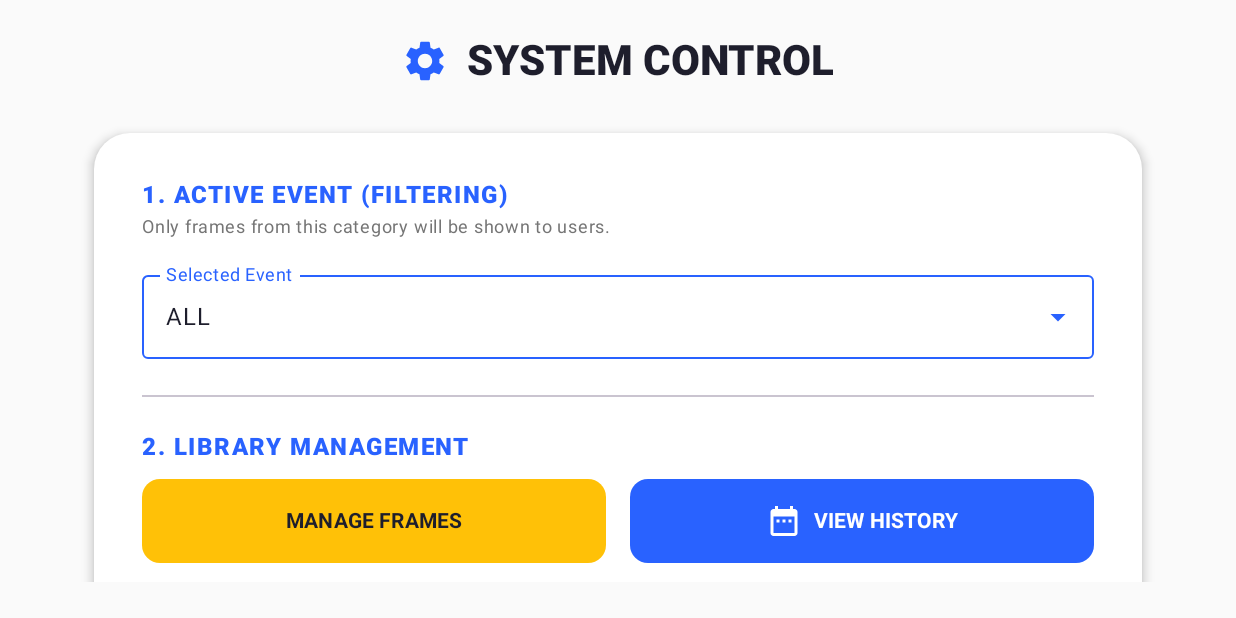
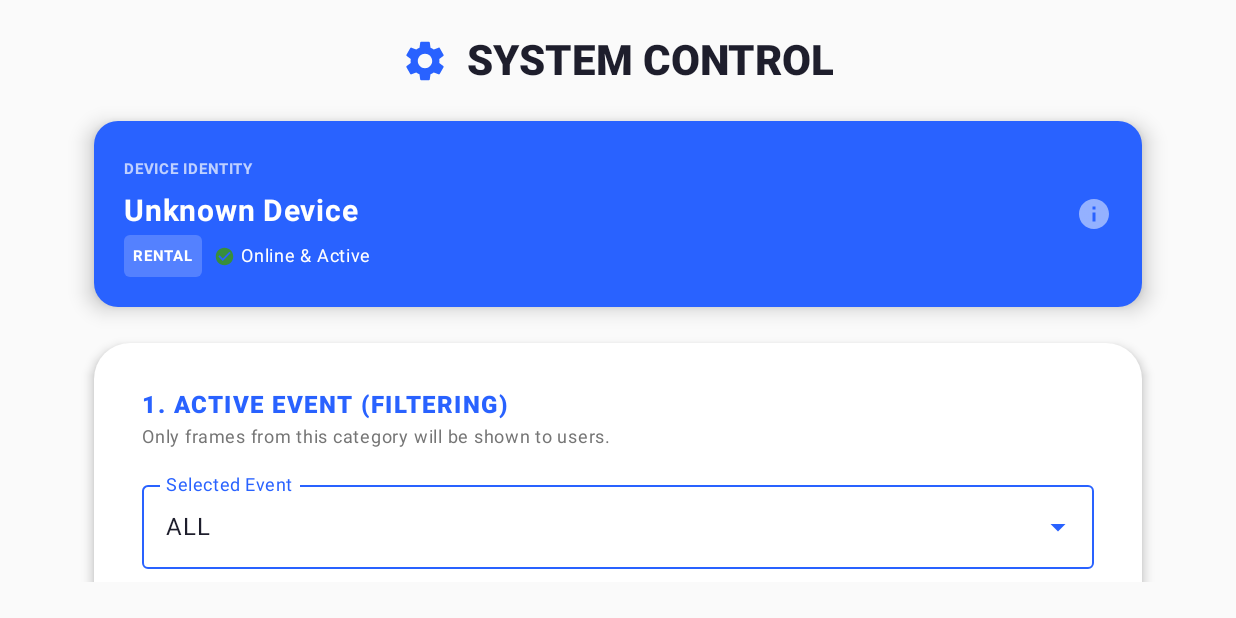
Before and after one commit to thomasalfa12/ourbooth-space, an Android app built with Jetpack Compose: the composable AdminScreen shown on its own in the app's theme, on a phone screen of 824 x 412 dp (held sideways). Run offline under Robolectric (Android 15) with nearby library versions, the phone set to English and light mode, and no system bars; our stand-ins replace Room's generated code; 1 statement that could not run was skipped.

Commit message:
Update photobooth application with improvements to admin screens and user authentication

```diff
--- a/android-app/app/build.gradle.kts
+++ b/android-app/app/build.gradle.kts
@@ -123,6 +123,7 @@ dependencies {
     // Modul (Perhatikan akhiran -kt)
     implementation("io.github.jan-tennert.supabase:postgrest-kt")
     implementation("io.github.jan-tennert.supabase:storage-kt")
+    implementation("io.github.jan-tennert.supabase:realtime-kt")
 
     // Serializer (Wajib untuk Supabase)
     implementation("org.jetbrains.kotlinx:kotlinx-serialization-json:1.6.3")
--- a/android-app/app/src/main/java/com/thomasalfa/photobooth/presentation/screens/admin/AdminScreen.kt
+++ b/android-app/app/src/main/java/com/thomasalfa/photobooth/presentation/screens/admin/AdminScreen.kt
@@ -12,7 +12,9 @@ import androidx.compose.foundation.shape.RoundedCornerShape
 import androidx.compose.foundation.verticalScroll
 import androidx.compose.material.icons.Icons
 import androidx.compose.material.icons.filled.ArrowDropDown
+import androidx.compose.material.icons.filled.CheckCircle
 import androidx.compose.material.icons.filled.DateRange
+import androidx.compose.material.icons.filled.Info
 import androidx.compose.material.icons.filled.Settings
 import androidx.compose.material.icons.filled.Warning
 import androidx.compose.material3.*
@@ -36,20 +38,24 @@ fun AdminScreen(
     onBack: () -> Unit,
     onManageFrames: () -> Unit,
     onOpenHistory: () -> Unit,
-    onExitKiosk: () -> Unit // <--- PARAMETER BARU UNTUK KIOSK
+    onExitKiosk: () -> Unit // Parameter Kiosk Mode
 ) {
     val context = LocalContext.current
     val scope = rememberCoroutineScope()
     val settingsManager = remember { SettingsManager(context) }
     val db = remember { AppDatabase.getDatabase(context) }
 
-    // Setting States
+    // --- LOAD DEVICE INFO ---
+    val deviceName by settingsManager.deviceNameFlow.collectAsState(initial = "Loading...")
+    val deviceType by settingsManager.deviceTypeFlow.collectAsState(initial = "-")
+
+    // --- SETTING STATES ---
     var photoCount by remember { mutableIntStateOf(8) }
     var timerDuration by remember { mutableFloatStateOf(3f) }
     var captureMode by remember { mutableStateOf("AUTO") }
     var autoDelay by remember { mutableFloatStateOf(3f) }
 
-    // Active Event State
+    // --- ACTIVE EVENT STATE ---
     var activeEvent by remember { mutableStateOf("ALL") }
     val allFrames by db.frameDao().getAllFrames().collectAsState(initial = emptyList())
 
@@ -59,7 +65,7 @@ fun AdminScreen(
     }
     var isEventDropdownExpanded by remember { mutableStateOf(false) }
 
-    // Load Data
+    // --- LOAD DATA ---
     LaunchedEffect(Unit) {
         settingsManager.photoCountFlow.collect { photoCount = it }
     }
@@ -88,8 +94,44 @@ fun AdminScreen(
                 Text("SYSTEM CONTROL", style = MaterialTheme.typography.headlineMedium, color = KubikBlack, fontWeight = FontWeight.Black)
             }
 
-            Spacer(modifier = Modifier.height(32.dp))
+            Spacer(modifier = Modifier.height(24.dp))
 
+            // --- [NEW] DEVICE INFO CARD ---
+            Card(
+                colors = CardDefaults.cardColors(containerColor = KubikBlue),
+                elevation = CardDefaults.cardElevation(8.dp),
+                shape = RoundedCornerShape(16.dp),
+                modifier = Modifier.fillMaxWidth(0.9f)
+            ) {
+                Row(
+                    modifier = Modifier.padding(20.dp).fillMaxWidth(),
+                    verticalAlignment = Alignment.CenterVertically,
+                    horizontalArrangement = Arrangement.SpaceBetween
+                ) {
+                    Column {
+                        Text("DEVICE IDENTITY", fontSize = 10.sp, fontWeight = FontWeight.Bold, color = Color.White.copy(alpha=0.7f))
+                        Spacer(modifier = Modifier.height(4.dp))
+                        Text(deviceName, fontSize = 20.sp, fontWeight = FontWeight.Bold, color = Color.White)
+                        Spacer(modifier = Modifier.height(4.dp))
+                        Row(verticalAlignment = Alignment.CenterVertically) {
+                            Surface(color = Color.White.copy(alpha=0.2f), shape = RoundedCornerShape(4.dp)) {
+                                Text(deviceType, fontSize = 10.sp, fontWeight = FontWeight.Bold, color = Color.White, modifier = Modifier.padding(horizontal=6.dp, vertical=2.dp))
+                            }
+                            Spacer(modifier = Modifier.width(8.dp))
+                            Icon(Icons.Default.CheckCircle, null, tint = KubikSuccess, modifier = Modifier.size(14.dp))
+                            Spacer(modifier = Modifier.width(4.dp))
+                            Text("Online & Active", fontSize = 12.sp, color = Color.White)
+                        }
+                    }
+
+                    // Icon Info Kecil
+                    Icon(Icons.Default.Info, null, tint = Color.White.copy(alpha=0.5f))
+                }
+            }
+
+            Spacer(modifier = Modifier.height(24.dp))
+
+            // --- SETTINGS CARD ---
             Card(
                 colors = CardDefaults.cardColors(containerColor = Color.White),
                 elevation = CardDefaults.cardElevation(4.dp),
@@ -261,7 +303,6 @@ fun AdminScreen(
             Spacer(modifier = Modifier.height(24.dp))
 
             // --- TOMBOL EXIT KIOSK / MAINTENANCE ---
-            // Tombol ini akan membuka kunci layar (munculkan navigasi Android)
             Button(
                 onClick = { onExitKiosk() },
                 colors = ButtonDefaults.buttonColors(containerColor = KubikError.copy(alpha = 0.9f)),
```
Also changed, not shown: android-app/app/src/main/java/com/thomasalfa/photobooth/MainActivity.kt (+57 -0 lines), android-app/app/src/main/java/com/thomasalfa/photobooth/utils/SupabaseManager.kt (+75 -6 lines), 3 other files.
